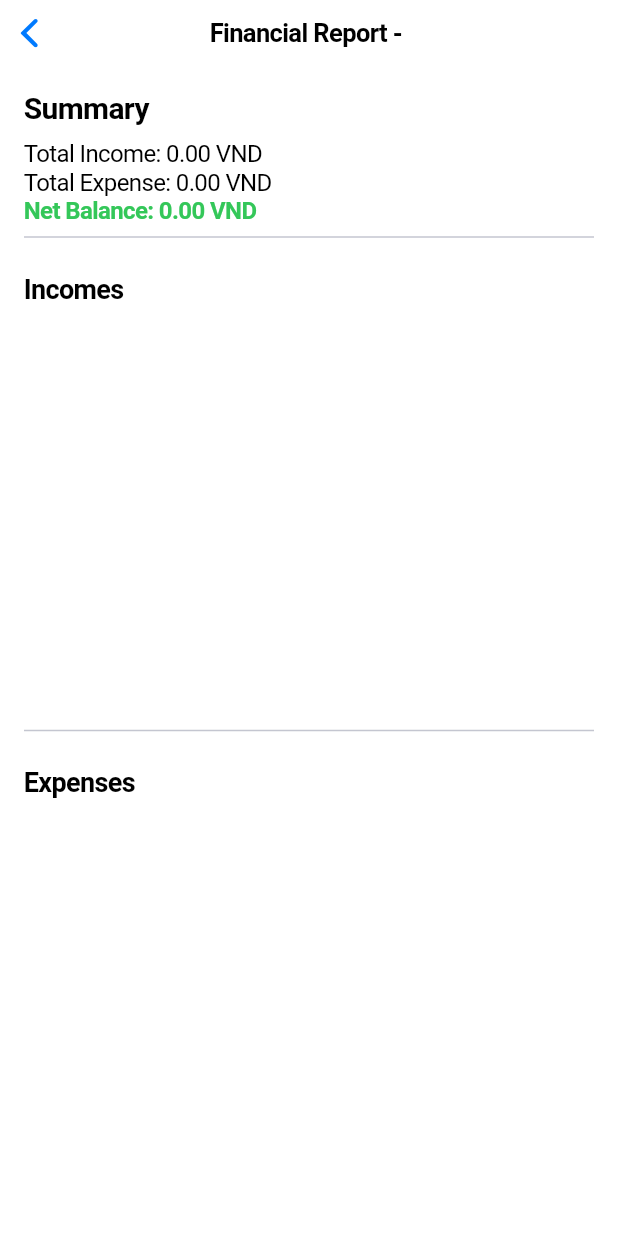
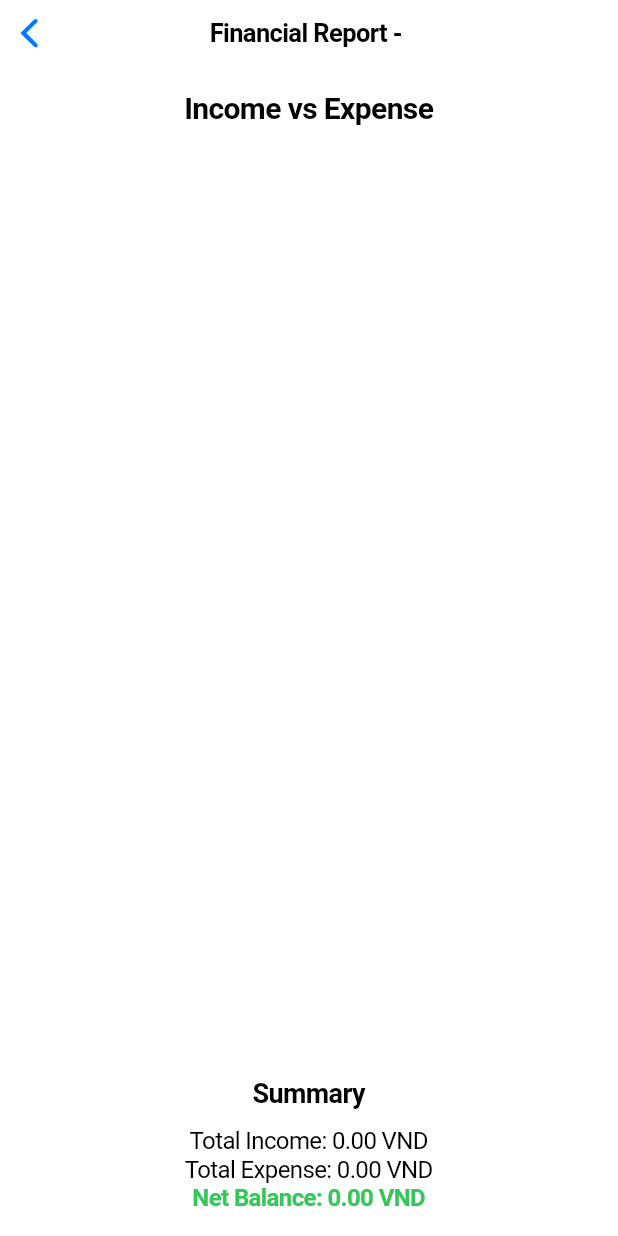
Before and after one commit to duongnv12/legacy_keeper, a Flutter app: the FinancialReportScreen screen opened directly with empty values, on a phone screen of 412 x 824 dp. Run offline on Flutter 3.47's test engine with Material 3 defaults, Android fonts, the phone set to English and light mode, and no system bars; drawn by our look-alikes of fl_chart; our stand-ins replace cloud_firestore, firebase_auth, firebase_core; missing offline and left inert: graphview; accounts and stored records are empty.

Commit message:
update chart for finance

```diff
--- a/lib/screens/financial_report_screen.dart
+++ b/lib/screens/financial_report_screen.dart
@@ -1,5 +1,5 @@
 import 'package:flutter/cupertino.dart';
-import 'package:flutter/material.dart';
+import 'package:fl_chart/fl_chart.dart';
 import 'package:provider/provider.dart';
 import '../providers/financial_report_provider.dart';
 
@@ -16,7 +16,7 @@ class _FinancialReportScreenState extends State<FinancialReportScreen> {
   @override
   void initState() {
     super.initState();
-    // Tự động tải báo cáo tài chính theo năm khi giao diện khởi tạo
+    // Tự động tải báo cáo tài chính khi giao diện khởi tạo
     WidgetsBinding.instance.addPostFrameCallback((_) {
       Provider.of<FinancialReportProvider>(context, listen: false)
           .fetchFinancialReport(widget.year);
@@ -37,14 +37,58 @@ class _FinancialReportScreenState extends State<FinancialReportScreen> {
             : Padding(
                 padding: const EdgeInsets.all(16.0),
                 child: Column(
-                  crossAxisAlignment: CrossAxisAlignment.start,
                   children: [
-                    // Tổng hợp tài chính
+                    // Tiêu đề biểu đồ
+                    const Text(
+                      "Income vs Expense",
+                      style: TextStyle(fontSize: 20, fontWeight: FontWeight.bold),
+                    ),
+                    const SizedBox(height: 16),
+
+                    // Biểu đồ tròn
+                    Expanded(
+                      child: PieChart(
+                        PieChartData(
+                          sections: [
+                            // Thu nhập
+                            PieChartSectionData(
+                              value: provider.totalIncome,
+                              color: CupertinoColors.activeGreen,
+                              title: "Income",
+                              radius: 70,
+                              titleStyle: const TextStyle(
+                                fontSize: 16,
+                                fontWeight: FontWeight.bold,
+                                color: CupertinoColors.white,
+                              ),
+                            ),
+                            // Chi tiêu
+                            PieChartSectionData(
+                              value: provider.totalExpense,
+                              color: CupertinoColors.destructiveRed,
+                              title: "Expense",
+                              radius: 70,
+                              titleStyle: const TextStyle(
+                                fontSize: 16,
+                                fontWeight: FontWeight.bold,
+                                color: CupertinoColors.white,
+                              ),
+                            ),
+                          ],
+                          centerSpaceRadius: 50,
+                          sectionsSpace: 2,
+                        ),
+                      ),
+                    ),
+
+                    const SizedBox(height: 32),
+
+                    // Tóm tắt
                     const Text(
                       "Summary",
-                      style: TextStyle(fontSize: 20, fontWeight: FontWeight.bold),
+                      style: TextStyle(fontSize: 18, fontWeight: FontWeight.bold),
                     ),
-                    const SizedBox(height: 10),
+                    const SizedBox(height: 12),
                     Text(
                       "Total Income: ${provider.totalIncome.toStringAsFixed(2)} VND",
                       style: const TextStyle(fontSize: 16),
@@ -57,62 +101,10 @@ class _FinancialReportScreenState extends State<FinancialReportScreen> {
                       "Net Balance: ${(provider.totalIncome - provider.totalExpense).toStringAsFixed(2)} VND",
                       style: TextStyle(
                         fontSize: 16,
+                        fontWeight: FontWeight.bold,
                         color: (provider.totalIncome - provider.totalExpense) >= 0
                             ? CupertinoColors.activeGreen
                             : CupertinoColors.destructiveRed,
-                        fontWeight: FontWeight.bold,
-                      ),
-                    ),
-                    const Divider(),
-
-                    // Chi tiết khoản thu
-                    const Padding(
-                      padding: EdgeInsets.only(top: 16.0, bottom: 8.0),
-                      child: Text(
-                        "Incomes",
-                        style: TextStyle(fontSize: 18, fontWeight: FontWeight.bold),
-                      ),
-                    ),
-                    Expanded(
-                      child: ListView.builder(
-                        itemCount: provider.incomes.length,
-                        itemBuilder: (context, index) {
-                          final income = provider.incomes[index];
-                          return CupertinoListTile(
-                            title: Text(income.familyMemberName),
-                            subtitle: Text(
-                              "Quota: ${income.annualQuota.toStringAsFixed(2)} VND\n"
-                              "Paid: ${income.paidAmount.toStringAsFixed(2)} VND\n"
-                              "Status: ${income.status}",
-                            ),
-                          );
-                        },
-                      ),
-                    ),
-
-                    const Divider(),
-
-                    // Chi tiết khoản chi
-                    const Padding(
-                      padding: EdgeInsets.only(top: 16.0, bottom: 8.0),
-                      child: Text(
-                        "Expenses",
-                        style: TextStyle(fontSize: 18, fontWeight: FontWeight.bold),
-                      ),
-                    ),
-                    Expanded(
-                      child: ListView.builder(
-                        itemCount: provider.expenses.length,
-                        itemBuilder: (context, index) {
-                          final expense = provider.expenses[index];
-                          return CupertinoListTile(
-                            title: Text(expense.familyMemberName),
-                            subtitle: Text(
-                              "Amount: ${expense.amount.toStringAsFixed(2)} VND\n"
-                              "Date: ${expense.date.toLocal()}",
-                            ),
-                          );
-                        },
                       ),
                     ),
                   ],
--- a/pubspec.yaml
+++ b/pubspec.yaml
@@ -39,6 +39,7 @@ dependencies:
   cloud_firestore: ^5.6.5
   provider: ^6.1.2
   graphview: ^1.2.0
+  fl_chart: ^0.70.2
 
 dev_dependencies:
   flutter_test:
```
Also changed, not shown: pubspec.lock.
